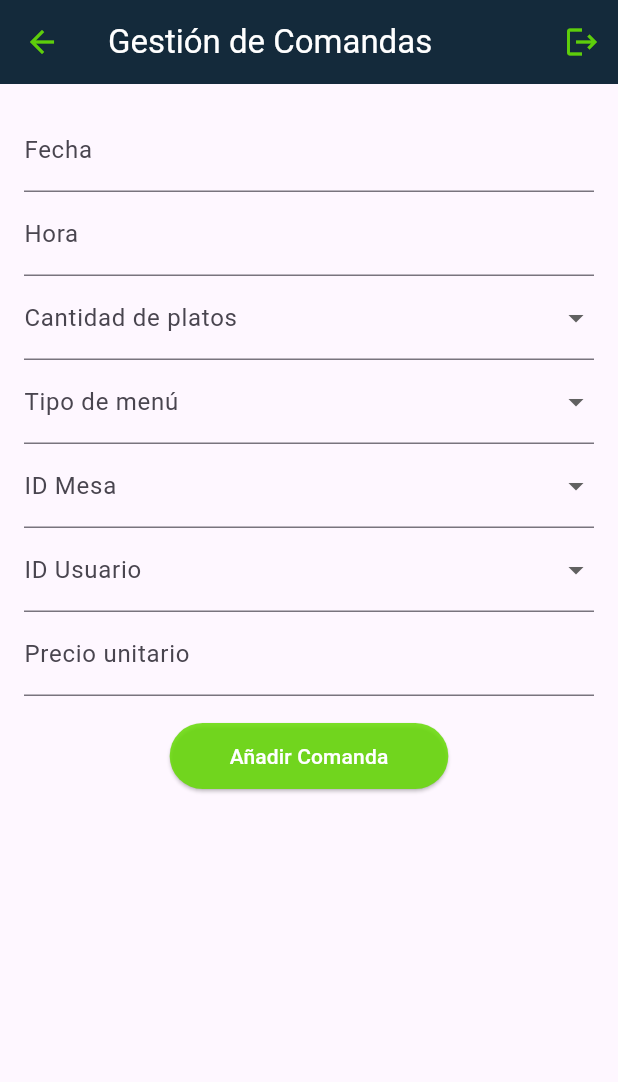
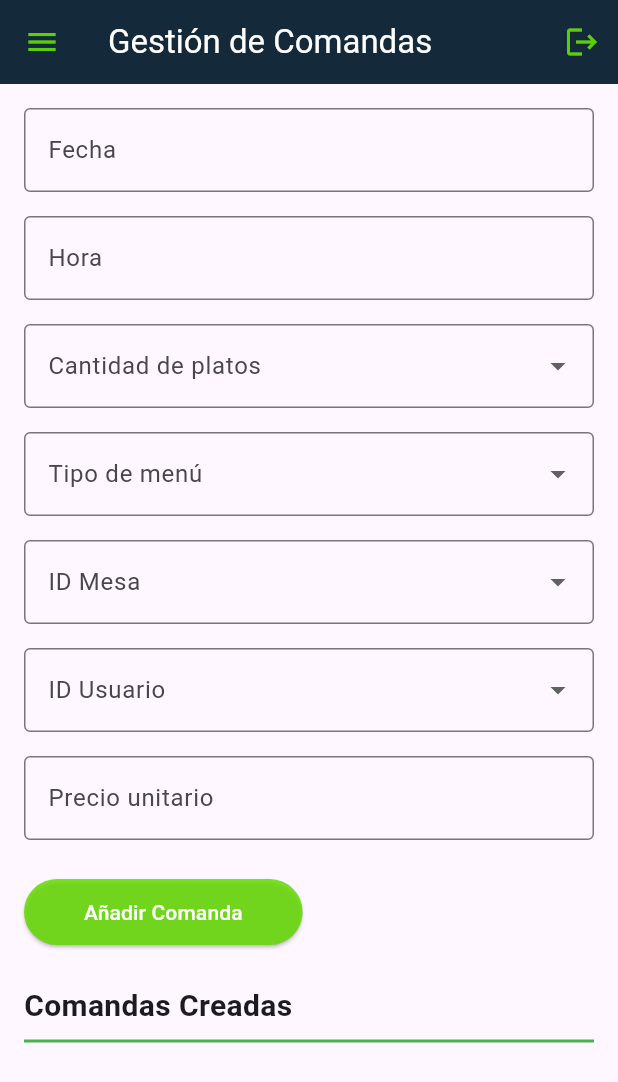
Before and after one commit to luckhazzard03/Flutter_Cheftable, a Flutter app: the OrderManagementPage screen opened directly, on a phone screen of 412 x 824 dp. Shown: the top 1082 px of the screen. Run offline on Flutter 3.47's test engine with Material 3 defaults, Android fonts, the phone set to English and light mode, and no system bars; our stand-ins replace flutter_secure_storage, shared_preferences; accounts and stored records are empty.

Commit message:
se actualiza estilos de gestión usuarios y comandas adicional la logica de cerrar sesión

```diff
--- a/lib/main.dart
+++ b/lib/main.dart
@@ -1,6 +1,7 @@
 import 'package:flutter/material.dart';
 import 'package:flutter_application_5/services/auth_service.dart'; // Ajusta el import según tu estructura
-import 'pages/user_management_page.dart'; // Importa tu página de gestión de usuarios
+// Importa tu página de gestión de usuarios
+import 'pages/login_page.dart'; // Importa tu página de gestión de usuarios
 
 void main() async {
   WidgetsFlutterBinding.ensureInitialized();
@@ -18,7 +19,7 @@ class MyApp extends StatelessWidget {
       debugShowCheckedModeBanner: false,
       title: 'Cheftable',
       home:
-          UserManagementPage(), // Cambia esta línea para la página que desees como inicio
+          LoginPage(), // Cambia esta línea para la página que desees como inicio
     );
   }
 }
--- a/lib/pages/order_page.dart
+++ b/lib/pages/order_page.dart
@@ -1,7 +1,9 @@
 import 'package:flutter/material.dart';
+import 'package:flutter_application_5/pages/user_management_page.dart';
 import 'package:intl/intl.dart'; // Importa intl para el formato de fecha
 import '../models/order.dart'; // Asegúrate de tener un modelo para Order
-import 'login_page.dart'; // Asegúrate de importar la página de inicio de sesión
+import 'login_page.dart';
+import 'package:shared_preferences/shared_preferences.dart'; // Asegúrate de importar la página de inicio de sesión
 
 class OrderManagementPage extends StatefulWidget {
   const OrderManagementPage({super.key});
@@ -74,6 +76,11 @@ class _OrderManagementPageState extends State<OrderManagementPage> {
           userId: userId,
           tableId: tableId,
         ));
+        ScaffoldMessenger.of(context).showSnackBar(
+          SnackBar(
+            content: const Text('Comanda creada'),
+          ),
+        );
       } else {
         final index = _orders.indexOf(_editingOrder!);
         if (index != -1) {
@@ -86,11 +93,16 @@ class _OrderManagementPageState extends State<OrderManagementPage> {
             userId: userId,
             tableId: tableId,
           );
+          ScaffoldMessenger.of(context).showSnackBar(
+            SnackBar(
+              content: const Text('Comanda actualizada'),
+            ),
+          );
         }
         _editingOrder = null;
       }
 
-      // _clearFields();
+      //_clearFields();
     });
   }
 
@@ -155,7 +167,10 @@ class _OrderManagementPageState extends State<OrderManagementPage> {
     }
   }
 
-  void _logout() {
+  void _logout() async {
+    final SharedPreferences prefs = await SharedPreferences.getInstance();
+    await prefs.remove('is_logged_in'); // Elimina el estado de la sesión
+
     Navigator.pushAndRemoveUntil(
       context,
       MaterialPageRoute(builder: (context) => const LoginPage()),
@@ -169,7 +184,7 @@ class _OrderManagementPageState extends State<OrderManagementPage> {
       appBar: AppBar(
         title: const Text('Gestión de Comandas'),
         backgroundColor: const Color.fromARGB(255, 20, 42, 59),
-        foregroundColor: const Color.fromARGB(255, 255, 255, 255),
+        foregroundColor: Colors.white,
         iconTheme: const IconThemeData(
           color: Color.fromARGB(213, 108, 238, 2),
         ),
@@ -180,22 +195,115 @@ class _OrderManagementPageState extends State<OrderManagementPage> {
           ),
         ],
       ),
+      drawer: Drawer(
+        child: Column(
+          children: [
+            Container(
+              width: double.infinity,
+              height: MediaQuery.of(context).size.height / 2,
+              decoration: BoxDecoration(
+                borderRadius: BorderRadius.vertical(
+                  bottom: Radius.circular(0),
+                ),
+                image: DecorationImage(
+                  image: AssetImage('assets/img/platos.jpg'),
+                  fit: BoxFit.cover,
+                ),
+              ),
+            ),
+            Expanded(
+              child: ListView(
+                padding: EdgeInsets.zero,
+                children: [
+                  DrawerHeader(
+                    decoration: BoxDecoration(
+                      color: const Color.fromARGB(255, 20, 42, 59),
+                    ),
+                    child: Column(
+                      children: [
+                        Image.asset(
+                          'assets/img/logo2.png',
+                          width: 80,
+                          height: 80,
+                          fit: BoxFit.contain,
+                        ),
+                        const SizedBox(height: 4),
+                        Text(
+                          'Dashboard',
+                          style: TextStyle(
+                            color: Colors.white,
+                            fontSize: 30,
+                          ),
+                        ),
+                      ],
+                    ),
+                  ),
+                  ListTile(
+                    leading: Icon(
+                      Icons.person,
+                      color: const Color.fromARGB(255, 21, 128, 0),
+                    ),
+                    title: Text(
+                      'Gestión de Usuarios',
+                      style: TextStyle(
+                        color: const Color.fromARGB(255, 20, 42, 59),
+                      ),
+                    ),
+                    onTap: () {
+                      Navigator.pop(context); // Cierra el menú
+                      Navigator.push(
+                        context,
+                        MaterialPageRoute(
+                            builder: (context) => UserManagementPage()),
+                      );
+                    },
+                  ),
+                  ListTile(
+                    leading: Icon(
+                      Icons.assignment,
+                      color: const Color.fromARGB(255, 21, 128, 0),
+                    ),
+                    title: Text(
+                      'Gestión de Comandas',
+                      style: TextStyle(
+                        color: const Color.fromARGB(255, 20, 42, 59),
+                      ),
+                    ),
+                    onTap: () {
+                      Navigator.pop(context); // Cierra el menú
+                    },
+                  ),
+                ],
+              ),
+            ),
+          ],
+        ),
+      ),
       body: Padding(
         padding: const EdgeInsets.all(16.0),
         child: Column(
+          crossAxisAlignment: CrossAxisAlignment.start,
           children: [
             TextField(
               controller: _dateController,
-              decoration: const InputDecoration(labelText: 'Fecha'),
+              decoration: const InputDecoration(
+                labelText: 'Fecha',
+                border: OutlineInputBorder(),
+              ),
               onTap: () => _selectDate(context),
               readOnly: true,
             ),
+            SizedBox(height: 16),
             TextField(
               controller: _timeController,
-              decoration: const InputDecoration(labelText: 'Hora'),
+              decoration: const InputDecoration(
+                labelText: 'Hora',
+                border: OutlineInputBorder(),
+              ),
               onTap: () => _selectTime(context),
               readOnly: true,
             ),
+            SizedBox(height: 16),
             DropdownButtonFormField<String>(
               value: _selectedQuantity,
               items: _quantities.map((quantity) {
@@ -204,14 +312,17 @@ class _OrderManagementPageState extends State<OrderManagementPage> {
                   child: Text(quantity),
                 );
               }).toList(),
-              decoration:
-                  const InputDecoration(labelText: 'Cantidad de platos'),
+              decoration: const InputDecoration(
+                labelText: 'Cantidad de platos',
+                border: OutlineInputBorder(),
+              ),
               onChanged: (value) {
                 setState(() {
                   _selectedQuantity = value;
                 });
               },
             ),
+            SizedBox(height: 16),
             DropdownButtonFormField<String>(
               value: _selectedMenuType,
               items: _menuTypes.map((menuType) {
@@ -220,13 +331,17 @@ class _OrderManagementPageState extends State<OrderManagementPage> {
                   child: Text(menuType),
                 );
               }).toList(),
-              decoration: const InputDecoration(labelText: 'Tipo de menú'),
+              decoration: const InputDecoration(
+                labelText: 'Tipo de menú',
+                border: OutlineInputBorder(),
+              ),
               onChanged: (value) {
                 setState(() {
                   _selectedMenuType = value;
                 });
               },
             ),
+            SizedBox(height: 16),
             DropdownButtonFormField<String>(
               value: _selectedTableId,
               items: _tableIds.map((tableId) {
@@ -235,13 +350,17 @@ class _OrderManagementPageState extends State<OrderManagementPage> {
                   child: Text(tableId),
                 );
               }).toList(),
-              decoration: const InputDecoration(labelText: 'ID Mesa'),
+              decoration: const InputDecoration(
+                labelText: 'ID Mesa',
+                border: OutlineInputBorder(),
+              ),
               onChanged: (value) {
                 setState(() {
                   _selectedTableId = value;
                 });
               },
             ),
+            SizedBox(height: 16),
             DropdownButtonFormField<String>(
               value: _selectedUserId,
               items: _userIds.map((userId) {
@@ -250,19 +369,26 @@ class _OrderManagementPageState extends State<OrderManagementPage> {
                   child: Text(userId),
                 );
               }).toList(),
-              decoration: const InputDecoration(labelText: 'ID Usuario'),
+              decoration: const InputDecoration(
+                labelText: 'ID Usuario',
+                border: OutlineInputBorder(),
+              ),
               onChanged: (value) {
                 setState(() {
                   _selectedUserId = value;
                 });
               },
             ),
+            SizedBox(height: 16),
             TextField(
               controller: _totalPriceController,
               keyboardType: TextInputType.numberWithOptions(decimal: true),
-              decoration: const InputDecoration(labelText: 'Precio unitario'),
+              decoration: const InputDecoration(
+                labelText: 'Precio unitario',
+                border: OutlineInputBorder(),
               ),
-            const SizedBox(height: 16),
+            ),
+            SizedBox(height: 24),
             ElevatedButton(
               onPressed: _addOrder,
               style: ElevatedButton.styleFrom(
@@ -278,28 +404,46 @@ class _OrderManagementPageState extends State<OrderManagementPage> {
                   ? 'Añadir Comanda'
                   : 'Actualizar Comanda'),
             ),
-            const SizedBox(height: 16),
+            SizedBox(height: 24),
+            // Título y línea verde
+            Text(
+              'Comandas Creadas',
+              style: TextStyle(
+                fontSize: 20,
+                fontWeight: FontWeight.bold,
+              ),
+            ),
+            Container(
+              height: 2,
+              color: Colors.green,
+              margin: const EdgeInsets.symmetric(vertical: 8.0),
+            ),
             Expanded(
               child: ListView.builder(
                 itemCount: _orders.length,
                 itemBuilder: (context, index) {
                   final order = _orders[index];
-                  return ListTile(
-                    title: Text('Fecha: ${order.date}, Hora: ${order.time}'),
+                  return Card(
+                    margin: const EdgeInsets.symmetric(vertical: 8.0),
+                    elevation: 5,
+                    child: ListTile(
+                      title: Text(
+                          'COMANDA ${index + 1}: \nFecha: ${order.date}, Hora: ${order.time}'),
                       subtitle: Text(
-                        'Cantidad: ${order.quantity}, Precio: \$${order.totalPrice.toStringAsFixed(2)}, Menú: ${order.menuType}, Usuario: ${order.userId}, Mesa: ${order.tableId}'),
+                          'Cantidad: ${order.quantity}, \nPrecio: \$${order.totalPrice.toStringAsFixed(2)}, \nMenú: ${order.menuType}, \nUsuario: ${order.userId}, \nMesa: ${order.tableId}'),
                       trailing: Row(
                         mainAxisSize: MainAxisSize.min,
                         children: [
                           IconButton(
-                          icon: const Icon(Icons.edit),
+                            icon: Icon(Icons.edit, color: Colors.green),
                             onPressed: () => _editOrder(order),
                           ),
                           IconButton(
-                          icon: const Icon(Icons.delete),
+                            icon: Icon(Icons.delete, color: Colors.green),
                             onPressed: () => _deleteOrder(order),
                           ),
                         ],
+                      ),
                     ),
                   );
                 },
--- a/pubspec.yaml
+++ b/pubspec.yaml
@@ -15,6 +15,7 @@ dependencies:
   intl: ^0.18.0 # Asegúrate de usar la última versión disponible
   cupertino_icons: ^1.0.6
   http: any
+  shared_preferences: ^2.0.13
 dev_dependencies:
   flutter_test:
     sdk: flutter
```
Also changed, not shown: lib/pages/login_page.dart (+39 -25 lines), lib/pages/user_management_page.dart (+21 -3 lines), pubspec.lock. Lines whose indentation alone changed are shown as unchanged.
